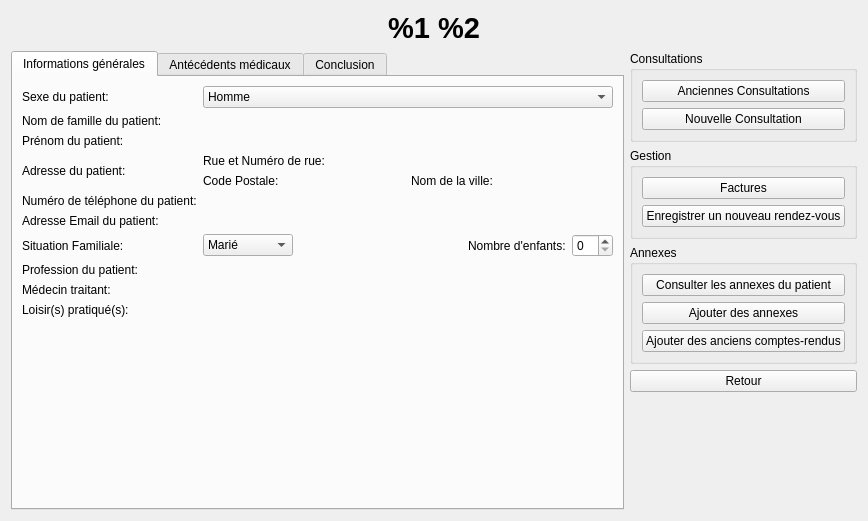
Above: UserInterface/ui_Files/PatientMedicalFolderScreen.ui from GuillaumeMajstruk/softOsteo before the change. Below: the same form after it.
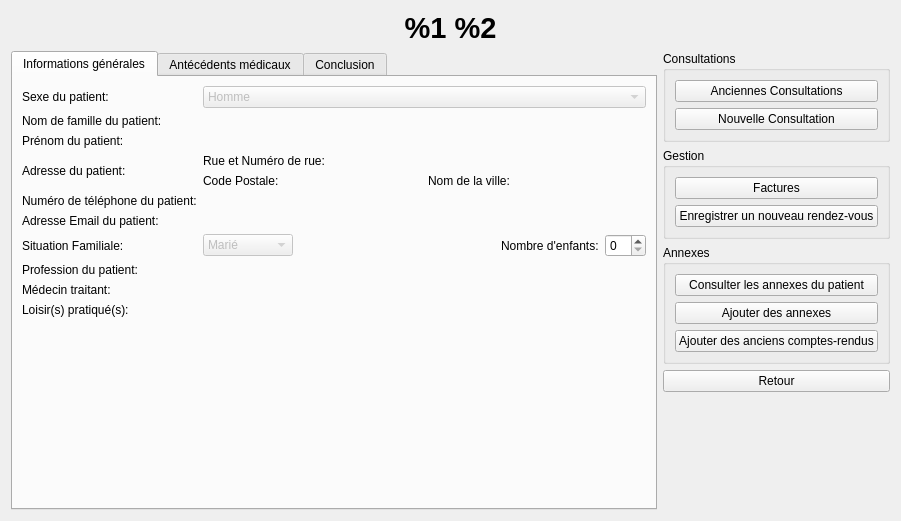
That is the form after the change. The open tabs and pages were chosen to show the change.

Commit message: mise à jour des tooltips des interfaces. Mise à jour des buddies dans les interfaces

Patch:
```diff
--- a/UserInterface/ui_Files/PatientMedicalFolderScreen.ui
+++ b/UserInterface/ui_Files/PatientMedicalFolderScreen.ui
@@ -6,7 +6,7 @@
    <rect>
     <x>0</x>
     <y>0</y>
-    <width>868</width>
+    <width>901</width>
     <height>521</height>
    </rect>
   </property>
@@ -252,6 +252,9 @@
            </item>
            <item row="0" column="0">
             <widget class="QComboBox" name="patientFamilialStatus_CB">
+             <property name="enabled">
+              <bool>false</bool>
+             </property>
              <property name="currentText">
               <string>Marié</string>
              </property>
@@ -386,6 +389,12 @@
          </item>
          <item row="0" column="1">
           <widget class="QComboBox" name="patientSex_CB">
+           <property name="enabled">
+            <bool>false</bool>
+           </property>
+           <property name="currentIndex">
+            <number>0</number>
+           </property>
            <item>
             <property name="text">
              <string>Homme</string>
```
Left out of the diff: 4 changed lines with no effect on the pictures. The commit also changes 6 other files.
